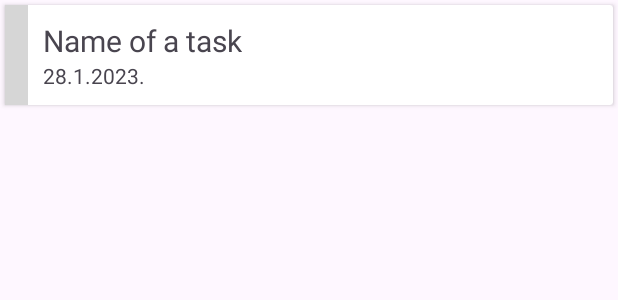
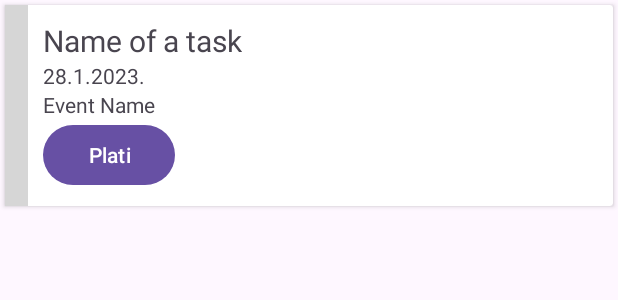
Before and after one commit to dbracic21-foi/EventFinder, an Android app: the layout event_list_item.xml on its own in the app's theme, with its tools: preview values and no code run, on a phone screen of 412 x 824 dp. Shown: the top 300 px of the screen. Run offline under Robolectric (Android 15) with nearby library versions, the phone set to English and light mode, and no system bars; grey boxes are pictures that could not be loaded.

Commit message:
Added new column to events table, Made new button in list of events, Add redirected links in MockDataLoader Made redirection implementation with new created button

```diff
--- a/Software/app/src/main/AndroidManifest.xml
+++ b/Software/app/src/main/AndroidManifest.xml
@@ -15,6 +15,7 @@
         <activity android:name=".RegistrationActivity"/>
         <activity android:name=".MapsFragment"/>
         <activity android:name=".ViewerActivity"/>
+        <activity android:name=".RedirectActivity"/>
         <activity
             android:name=".LoginActivity"
             android:exported="true">
--- a/Software/app/src/main/java/com/example/eventfinder/Database/DatabaseAPP.kt
+++ b/Software/app/src/main/java/com/example/eventfinder/Database/DatabaseAPP.kt
@@ -7,7 +7,7 @@ import androidx.room.RoomDatabase
 import com.example.eventfinder.entities.Event
 import com.example.eventfinder.entities.EventCategory
 
-@Database(entities = [User::class, Event::class, EventCategory::class], version = 3)
+@Database(entities = [User::class, Event::class, EventCategory::class], version = 4)
 abstract class DatabaseAPP : RoomDatabase() {
     abstract  fun UsersDAO() : UsersDAO
 
--- a/Software/app/src/main/java/com/example/eventfinder/entities/Event.kt
+++ b/Software/app/src/main/java/com/example/eventfinder/entities/Event.kt
@@ -27,7 +27,9 @@ data class Event(
     @ColumnInfo(name="date") val date: Date,
     @ColumnInfo(name="category_id", index = true) val categoryId: Int,
     val location: String,
-    val description: String
+    val description: String,
+    val urlOrganizer: String
+
 ){
     @delegate:Ignore
     val category: EventCategory by lazy {
--- a/Software/app/src/main/res/layout/event_list_item.xml
+++ b/Software/app/src/main/res/layout/event_list_item.xml
@@ -29,6 +29,17 @@
                 android:layout_width="wrap_content"
                 android:layout_height="wrap_content"
                 tools:text="28.1.2023." />
+            <TextView
+                android:id="@+id/textViewEventName"
+                android:layout_width="wrap_content"
+                android:layout_height="wrap_content"
+                android:text="Event Name"/>
+
+            <Button
+                android:id="@+id/buttonRedirect"
+                android:layout_width="wrap_content"
+                android:layout_height="wrap_content"
+                android:text="Plati"/>
         </LinearLayout>
     </LinearLayout>
 </androidx.cardview.widget.CardView>
```
Also changed, not shown: Software/app/src/main/java/com/example/eventfinder/RedirectActivity.kt (added, +22 -0 lines), Software/app/src/main/java/com/example/eventfinder/adapters/EventAdapter.kt (+16 -0 lines), Software/app/src/main/java/com/example/eventfinder/helpers/MockDataLoader.kt (+20 -20 lines).
